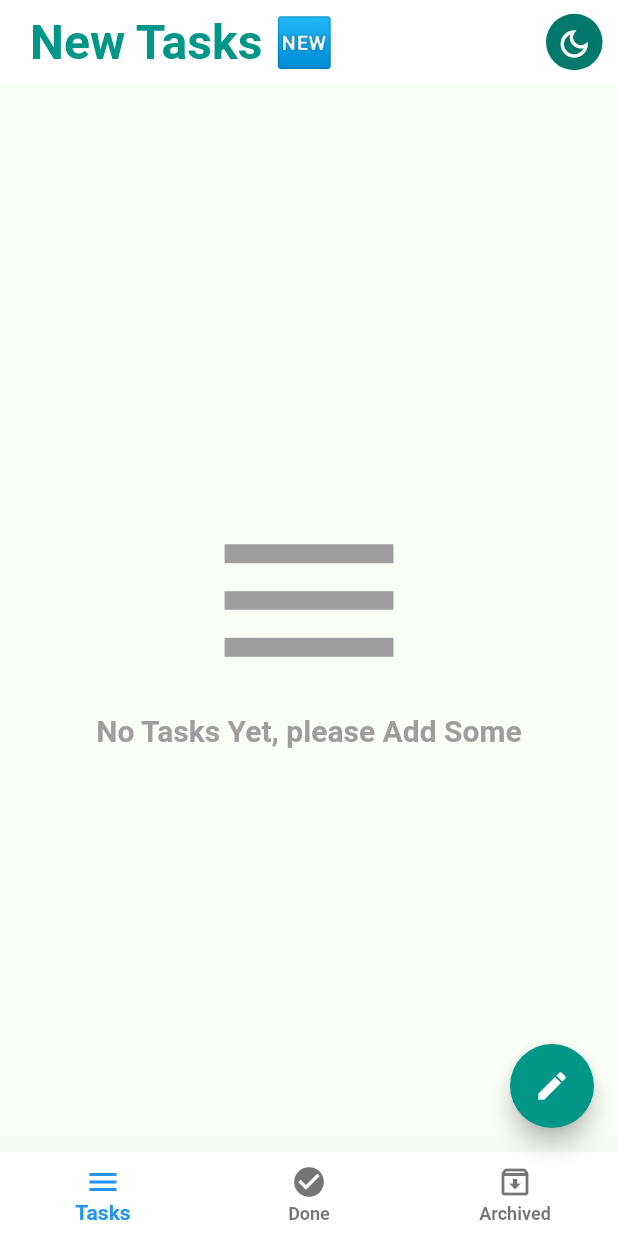
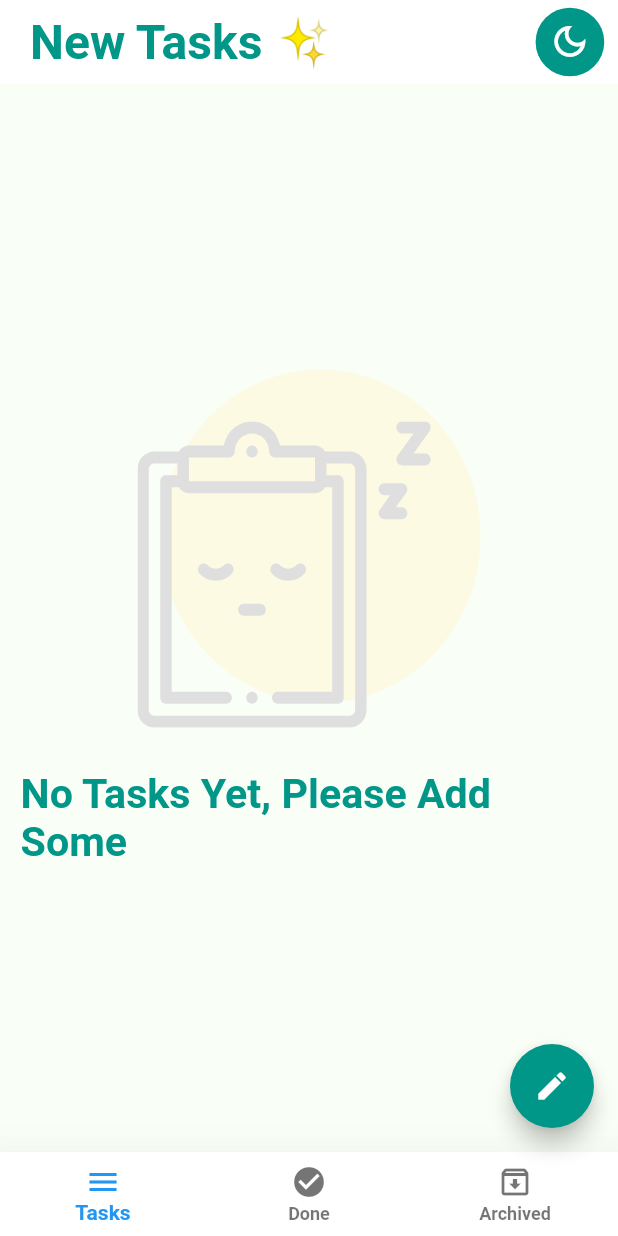
Before and after one commit to HusseinMohamed99/TO-DO, a Flutter app: the screen it shows after launch, on a phone screen of 412 x 824 dp. Run offline on Flutter 3.47's test engine with Material 2 defaults, Android fonts, the phone set to English and light mode, and no system bars; our stand-ins replace bloc, conditional_builder_null_safety, flutter_bloc, flutter_screenutil, flutter_svg, google_fonts and 3 more; accounts and stored records are empty.

Commit message:
Splash Screen ✔ Theme Mode ✔ Update UI ✔ READ ME ✔

```diff
--- a/lib/layout/todo_app/todo_layout.dart
+++ b/lib/layout/todo_app/todo_layout.dart
@@ -3,13 +3,11 @@ import 'package:flutter/material.dart';
 import 'package:flutter_bloc/flutter_bloc.dart';
 import 'package:flutter_screenutil/flutter_screenutil.dart';
 import 'package:intl/intl.dart';
-import 'package:todo/shared/Cubit/mode_cubit.dart';
 import 'package:todo/shared/components/components.dart';
 import 'package:todo/shared/components/sized_box.dart';
 import 'package:todo/shared/cubit/todo_cubit.dart';
 import 'package:todo/shared/cubit/todo_states.dart';
-import 'package:todo/shared/enum/enum.dart';
-import 'package:todo/styles/themes.dart';
+import 'package:todo/styles/colors.dart';
 
 class HomeLayout extends StatelessWidget {
   const HomeLayout({Key? key}) : super(key: key);
@@ -23,37 +21,42 @@ class HomeLayout extends StatelessWidget {
     var timeController = TextEditingController();
     var dateController = TextEditingController();
 
-    return BlocProvider(
-      create: (context) => AppCubit()..createDatabase(),
-      child: BlocConsumer<AppCubit, AppStates>(
+    return BlocConsumer<AppCubit, AppStates>(
       listener: (BuildContext context, AppStates state) {
         if (state is AppInsertDatabaseState) {
           Navigator.pop(context);
         }
       },
       builder: (BuildContext context, state) {
-          var textLightTheme = getThemeData[AppTheme.lightTheme]!.textTheme;
-          var textDarkTheme = getThemeData[AppTheme.darkTheme]!.textTheme;
-          ModeCubit modeCubit = ModeCubit.get(context);
         AppCubit cubit = AppCubit.get(context);
-          return Scaffold(
+        return Form(
+          key: formKey,
+          child: Scaffold(
             key: scaffoldKey,
             appBar: AppBar(
               title: Text(
                 cubit.titles[cubit.currentIndex],
-                style: modeCubit.isDark
-                    ? textLightTheme.titleLarge
-                    : textDarkTheme.titleLarge,
+                style: Theme.of(context).textTheme.titleLarge,
               ),
               actions: [
                 Padding(
-                  padding: const EdgeInsets.all(8.0).r,
+                  padding: const EdgeInsets.symmetric(horizontal: 8.0).r,
                   child: CircleAvatar(
+                    radius: 20.r,
+                    backgroundColor: cubit.isDark
+                        ? AppColorsLight.tealColor
+                        : AppColorsDark.textColor,
                     child: IconButton(
                       onPressed: () {
-                        ModeCubit.get(context).changeAppMode();
+                        AppCubit.get(context).changeAppMode();
                       },
-                      icon: const Icon(Icons.dark_mode_outlined),
+                      icon: Icon(
+                        Icons.dark_mode_outlined,
+                        size: 24.sp,
+                        color: cubit.isDark
+                            ? AppMainColors.whiteColor
+                            : AppMainColors.blueColor,
+                      ),
                     ),
                   ),
                 )
@@ -62,8 +65,11 @@ class HomeLayout extends StatelessWidget {
             body: cubit.screens[cubit.currentIndex],
 
             floatingActionButton: FloatingActionButton(
+              backgroundColor: cubit.isDark
+                  ? AppColorsLight.tealColor
+                  : AppMainColors.whiteColor,
               onPressed: () {
-                if (cubit.isBottomSheetShown) {
+                if (cubit.isBottomSheetShown == true) {
                   if (formKey.currentState!.validate()) {
                     cubit.insertToDatabase(
                       title: titleController.text,
@@ -76,9 +82,7 @@ class HomeLayout extends StatelessWidget {
                   scaffoldKey.currentState!
                       .showBottomSheet(
                         (context) {
-                          return Form(
-                            key: formKey,
-                            child: Container(
+                          return Container(
                             color: Colors.white,
                             padding: const EdgeInsets.all(
                               20.0,
@@ -166,7 +170,6 @@ class HomeLayout extends StatelessWidget {
                                 )
                               ],
                             ),
-                            ),
                           );
                         },
                         elevation: 20.0,
@@ -219,9 +222,9 @@ class HomeLayout extends StatelessWidget {
                 cubit.changeIndex(index);
               },
             ),
+          ),
         );
       },
-      ),
     );
   }
 }
--- a/lib/main.dart
+++ b/lib/main.dart
@@ -5,9 +5,8 @@ import 'package:flutter_screenutil/flutter_screenutil.dart';
 import 'package:todo/bloc_observer.dart';
 import 'package:todo/layout/todo_app/todo_layout.dart';
 import 'package:todo/network/local/cache_helper.dart';
-import 'package:todo/shared/Cubit/mode_cubit.dart';
-import 'package:todo/shared/cubit/mode_states.dart';
 import 'package:todo/shared/cubit/todo_cubit.dart';
+import 'package:todo/shared/cubit/todo_states.dart';
 import 'package:todo/shared/enum/enum.dart';
 import 'package:todo/styles/themes.dart';
 import 'package:wakelock/wakelock.dart';
@@ -39,13 +38,12 @@ class MyApp extends StatelessWidget {
     return MultiBlocProvider(
       providers: [
         BlocProvider(
-          create: (context) => AppCubit(),
-        ),
-        BlocProvider(
-          create: (context) => ModeCubit()..changeAppMode(fromShared: isDark),
+          create: (context) => AppCubit()
+            ..createDatabase()
+            ..changeAppMode(fromShared: isDark),
         ),
       ],
-      child: BlocConsumer<ModeCubit, ModeStates>(
+      child: BlocConsumer<AppCubit, AppStates>(
         listener: (context, state) {},
         builder: (context, state) {
           SystemChrome.setPreferredOrientations([
@@ -62,7 +60,7 @@ class MyApp extends StatelessWidget {
                   debugShowCheckedModeBanner: false,
                   theme: getThemeData[AppTheme.lightTheme],
                   darkTheme: getThemeData[AppTheme.darkTheme],
-                  themeMode: ModeCubit.get(context).isDark
+                  themeMode: AppCubit.get(context).isDark
                       ? ThemeMode.light
                       : ThemeMode.dark,
                   home: const HomeLayout(),
--- a/lib/shared/cubit/mode_cubit.dart
+++ /dev/null
@@ -1,23 +0,0 @@
-import 'package:flutter_bloc/flutter_bloc.dart';
-import 'package:todo/network/local/cache_helper.dart';
-import 'package:todo/shared/cubit/mode_states.dart';
-
-class ModeCubit extends Cubit<ModeStates> {
-  ModeCubit() : super(ModeInitialState());
-
-  static ModeCubit get(context) => BlocProvider.of(context);
-
-  bool isDark = false;
-
-  void changeAppMode({bool? fromShared}) {
-    if (fromShared != null) {
-      isDark = fromShared;
-      emit(AppChangeModeState());
-    } else {
-      isDark = !isDark;
-      CacheHelper.putBoolean(key: 'isDark', value: isDark).then((value) {
-        emit(AppChangeModeState());
-      });
-    }
-  }
-}
--- a/lib/shared/cubit/mode_states.dart
+++ /dev/null
@@ -1,5 +0,0 @@
-abstract class ModeStates {}
-
-class ModeInitialState extends ModeStates {}
-
-class AppChangeModeState extends ModeStates {}
--- a/lib/shared/cubit/todo_cubit.dart
+++ b/lib/shared/cubit/todo_cubit.dart
@@ -5,6 +5,7 @@ import 'package:sqflite/sqflite.dart';
 import 'package:todo/modules/todo_app/newArchived/new_archived_screen.dart';
 import 'package:todo/modules/todo_app/newDone/new_done_screen.dart';
 import 'package:todo/modules/todo_app/newTasks/new_tasks_screen.dart';
+import 'package:todo/network/local/cache_helper.dart';
 import 'package:todo/shared/cubit/todo_states.dart';
 
 class AppCubit extends Cubit<AppStates> {
@@ -19,7 +20,7 @@ class AppCubit extends Cubit<AppStates> {
     const NewArchivedScreen(),
   ];
   List<String> titles = [
-    'New Tasks 🆕',
+    'New Tasks ✨',
     'Done Tasks ✔',
     'Archived Tasks ⏳',
   ];
@@ -76,7 +77,7 @@ class AppCubit extends Cubit<AppStates> {
     required String time,
     required String date,
   }) async {
-    await database!.transaction((txn) {
+    await database?.transaction((txn) {
       return txn
           .rawInsert(
               'INSERT INTO TASKS (title,description,date,time,status) Values ("$title","$description","$date","$time","new")')
@@ -148,4 +149,18 @@ class AppCubit extends Cubit<AppStates> {
       emit((AppDeleteDatabaseState()));
     });
   }
+
+  bool isDark = false;
+
+  void changeAppMode({bool? fromShared}) {
+    if (fromShared != null) {
+      isDark = fromShared;
+      emit(AppChangeModeState());
+    } else {
+      isDark = !isDark;
+      CacheHelper.putBoolean(key: 'isDark', value: isDark).then((value) {
+        emit(AppChangeModeState());
+      });
+    }
+  }
 }
--- a/lib/styles/colors.dart
+++ b/lib/styles/colors.dart
@@ -2,26 +2,19 @@ import 'package:flutter/material.dart';
 
 class AppColorsDark {
   static const Color primaryDarkColor = Color(0xff333739);
-  static const Color greyColor = Color(0xFFB5B5B5);
   static const Color textColor = Color(0xffffffff);
-  static const Color iconColor = Color(0xffffffff);
-  static const Color iconRateColor = Color(0xffFFC107);
-  static const Color borderColor = Color(0xffffffff);
-  static const Color primaryRedColor = Color(0xffF44336);
-  static const Color primaryGreenColor = Color(0xff4CAF50);
-  static const Color bottomNavColor = Color(0xff2196f3);
 }
 
 class AppColorsLight {
   static const Color scaffoldBackgroundColor = Color(0xFFF9FFF6);
-  static const Color textColor = Color(0xff009688);
-  static const Color lightSecondaryColor = Color(0xffffffff);
-  static const Color lightThirdColor = Color(0xFFF5DF99);
-  static const Color bottomSheetColor = Color(0xffffffff);
-  static const Color textBlackColor = Color(0xff000000);
-  static const Color textWhiteColor = Color(0xffffffff);
-  static const Color blackColor = Color(0xff000000);
-  static const Color fillColor = Color(0xFFF9FFF6);
+  static const Color tealColor = Color(0xff009688);
+}
+
+class AppMainColors {
+  static const Color greenColor = Color(0xff4CAF50);
+  static const Color redColor = Color(0xffF44336);
   static const Color greyColor = Color(0xFFB5B5B5);
-  static const Color bottomNavColor = Color(0xff2196f3);
+  static const Color blueColor = Color(0xff2196f3);
+  static const Color dividerColor = Color(0xffFFC107);
+  static const Color whiteColor = Color(0xffffffff);
 }
--- a/lib/styles/themes.dart
+++ b/lib/styles/themes.dart
@@ -32,7 +32,7 @@ final getThemeData = {
     ),
     bottomNavigationBarTheme: const BottomNavigationBarThemeData(
       type: BottomNavigationBarType.fixed,
-      selectedItemColor: AppColorsLight.bottomNavColor,
+      selectedItemColor: AppMainColors.blueColor,
       backgroundColor: Colors.white,
       elevation: 25.0,
       unselectedIconTheme: IconThemeData(
@@ -43,29 +43,29 @@ final getThemeData = {
       titleLarge: GoogleFonts.roboto(
           fontSize: 28.sp,
           fontWeight: FontWeight.bold,
-          color: AppColorsLight.textColor),
+          color: AppColorsLight.tealColor),
       titleMedium: GoogleFonts.roboto(
         fontSize: 24.sp,
         fontWeight: FontWeight.bold,
-        color: AppColorsLight.textColor,
+        color: AppColorsLight.tealColor,
       ),
       titleSmall: GoogleFonts.roboto(
         fontSize: 16.sp,
         fontWeight: FontWeight.bold,
-        color: AppColorsLight.greyColor,
+        color: AppMainColors.greyColor,
       ),
       bodyLarge: GoogleFonts.roboto(
           fontSize: 30.sp,
           fontWeight: FontWeight.bold,
-          color: AppColorsLight.textColor),
+          color: AppColorsLight.tealColor),
       bodyMedium: GoogleFonts.roboto(
           fontSize: 20.sp,
           fontWeight: FontWeight.bold,
-          color: AppColorsLight.textColor),
+          color: AppColorsLight.tealColor),
       bodySmall: GoogleFonts.roboto(
           fontSize: 10.sp,
           fontWeight: FontWeight.bold,
-          color: AppColorsLight.greyColor),
+          color: AppMainColors.greyColor),
     ),
   ),
   AppTheme.darkTheme: ThemeData(
@@ -91,7 +91,7 @@ final getThemeData = {
     ),
     bottomNavigationBarTheme: const BottomNavigationBarThemeData(
       type: BottomNavigationBarType.fixed,
-      selectedItemColor: AppColorsDark.bottomNavColor,
+      selectedItemColor: AppMainColors.blueColor,
       unselectedItemColor: Colors.white,
       backgroundColor: AppColorsDark.primaryDarkColor,
       elevation: 25.0,
@@ -110,7 +110,7 @@ final getThemeData = {
       titleSmall: GoogleFonts.roboto(
         fontSize: 16.sp,
         fontWeight: FontWeight.bold,
-        color: AppColorsDark.greyColor,
+        color: AppMainColors.greyColor,
       ),
       bodyLarge: GoogleFonts.roboto(
         fontSize: 30.sp,
@@ -124,7 +124,7 @@ final getThemeData = {
       bodySmall: GoogleFonts.roboto(
           fontSize: 10.sp,
           fontWeight: FontWeight.bold,
-          color: AppColorsDark.greyColor),
+          color: AppMainColors.greyColor),
     ),
   ),
 };
--- a/pubspec.yaml
+++ b/pubspec.yaml
@@ -24,6 +24,7 @@ dependencies:
   flutter_screenutil: ^5.8.4
   wakelock: ^0.6.2
   google_fonts: ^5.1.0
+  flutter_svg: ^2.0.7
 
 
 dev_dependencies:
@@ -37,3 +38,6 @@ flutter:
 
 
   uses-material-design: true
+  assets:
+    - assets/
+    - assets/images/
```
Also changed, not shown: lib/shared/components/components.dart (+81 -48 lines), assets/images/empty.svg (added), pubspec.lock. Lines whose indentation alone changed are shown as unchanged.
